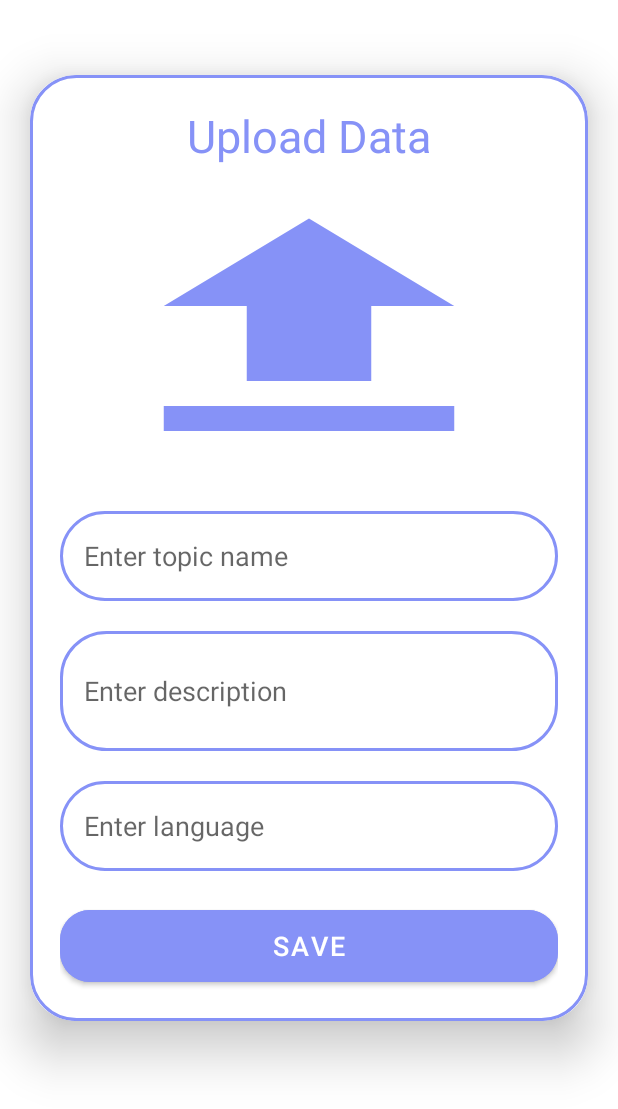
After one commit to centinna-l/firebase_auth, an Android app: the UploadActivity screen opened directly, with no data from a screen before it, on a phone screen of 412 x 824 dp. The commit adds this screen. Shown: the top 1109 px of the screen. Run offline under Robolectric (Android 15) with nearby library versions, the phone set to English and light mode, and no system bars; our stand-ins replace Firebase (no records; nobody signed in at launch, a user with empty details on screens opened directly).

Commit message:
file upload successfull

```diff
--- a/app/build.gradle
+++ b/app/build.gradle
@@ -38,6 +38,8 @@ dependencies {
     implementation 'com.google.android.gms:play-services-auth:20.4.1'
     implementation 'com.github.TutorialsAndroid:GButton:v1.0.19'
     implementation 'com.google.android.gms:play-services-auth:20.4.1'
+    implementation 'com.google.firebase:firebase-database:20.1.0'
+    implementation 'com.google.firebase:firebase-storage:20.1.0'
     testImplementation 'junit:junit:4.13.2'
     androidTestImplementation 'androidx.test.ext:junit:1.1.5'
     androidTestImplementation 'androidx.test.espresso:espresso-core:3.5.1'
--- /dev/null
+++ b/app/src/main/java/com/example/firebaseauth/UploadActivity.java
@@ -0,0 +1,134 @@
+package com.example.firebaseauth;
+
+import android.app.Activity;
+import android.app.AlertDialog;
+import android.content.Intent;
+import android.net.Uri;
+import android.os.Bundle;
+import android.view.View;
+import android.widget.Button;
+import android.widget.EditText;
+import android.widget.ImageView;
+import android.widget.Toast;
+
+import androidx.activity.result.ActivityResult;
+import androidx.activity.result.ActivityResultCallback;
+import androidx.activity.result.ActivityResultLauncher;
+import androidx.activity.result.contract.ActivityResultContracts;
+import androidx.annotation.NonNull;
+import androidx.appcompat.app.AppCompatActivity;
+
+import com.google.android.gms.tasks.OnCompleteListener;
+import com.google.android.gms.tasks.OnFailureListener;
+import com.google.android.gms.tasks.OnSuccessListener;
+import com.google.android.gms.tasks.Task;
+import com.google.firebase.database.FirebaseDatabase;
+import com.google.firebase.storage.FirebaseStorage;
+import com.google.firebase.storage.StorageReference;
+import com.google.firebase.storage.UploadTask;
+
+import java.text.SimpleDateFormat;
+import java.util.Date;
+
+public class UploadActivity extends AppCompatActivity {
+
+    private ImageView uploadImage;
+    private Button saveButton;
+    EditText uploadTopic, uploadDesc, uploadLang;
+    private String imageUrl;
+    Uri uri;
+
+    @Override
+    protected void onCreate(Bundle savedInstanceState) {
+        super.onCreate(savedInstanceState);
+        setContentView(R.layout.activity_upload);
+
+        uploadImage = findViewById(R.id.uploadImage);
+        uploadDesc = findViewById(R.id.uploadDesc);
+        uploadTopic = findViewById(R.id.uploadTopic);
+        uploadLang = findViewById(R.id.uploadLang);
+        saveButton = findViewById(R.id.saveButton);
+
+        ActivityResultLauncher<Intent> activityResultLauncher = registerForActivityResult(new ActivityResultContracts.StartActivityForResult(), new ActivityResultCallback<ActivityResult>() {
+            @Override
+            public void onActivityResult(ActivityResult result) {
+                if (result.getResultCode() == Activity.RESULT_OK) {
+                    Intent data = result.getData();
+                    uri = data.getData();
+                    uploadImage.setImageURI(uri);
+                } else {
+                    Toast.makeText(UploadActivity.this, "No Image Selected", Toast.LENGTH_SHORT).show();
+                }
+            }
+        });
+        uploadImage.setOnClickListener(new View.OnClickListener() {
+            @Override
+            public void onClick(View v) {
+                Intent photoPicker = new Intent(Intent.ACTION_PICK); // opens the interface to pick the image from the gallery.
+                photoPicker.setType("image/*");
+                activityResultLauncher.launch(photoPicker);
+            }
+        });
+        saveButton.setOnClickListener(new View.OnClickListener() {
+            @Override
+            public void onClick(View v) {
+                saveData();
+            }
+        });
+    }
+
+    public void saveData() {
+        StorageReference storageReference = FirebaseStorage.getInstance().getReference().child("Images").child(uri.getLastPathSegment());
+        AlertDialog.Builder builder = new AlertDialog.Builder(UploadActivity.this);
+        builder.setCancelable(false);
+        builder.setView(R.layout.progress_layout);
+        AlertDialog dialog = builder.create();
+        dialog.show();
+
+        // put the image to the firebase storage
+        storageReference.putFile(uri).addOnSuccessListener(new OnSuccessListener<UploadTask.TaskSnapshot>() {
+            @Override
+            public void onSuccess(UploadTask.TaskSnapshot taskSnapshot) {
+                Task<Uri> uriTask = taskSnapshot.getStorage().getDownloadUrl();
+                while (!uriTask.isComplete()) {
+                    Uri urlImage = uriTask.getResult();
+                    imageUrl = urlImage.toString().isEmpty() ? "" : urlImage.toString().trim();
+                    // upload the data to realtime database
+                    uploadData();
+                    dialog.dismiss();
+                    finish();
+                }
+            }
+        }).addOnFailureListener(new OnFailureListener() {
+            @Override
+            public void onFailure(@NonNull Exception e) {
+                dialog.dismiss();
+            }
+        });
+    }
+
+    public void uploadData() {
+        String title = uploadTopic.getText().toString();
+        String desc = uploadDesc.getText().toString();
+        String lang = uploadLang.getText().toString();
+        Data dataClass = new Data(title, desc, lang, imageUrl);
+        //We are changing the child from title to currentDate,
+        // because we will be updating title as well and it may affect child value.
+        String date = new SimpleDateFormat("dd-MM-yyyy").format(new Date());
+        FirebaseDatabase.getInstance().getReference("data").child(date)
+                .setValue(dataClass).addOnCompleteListener(new OnCompleteListener<Void>() {
+                    @Override
+                    public void onComplete(@NonNull Task<Void> task) {
+                        if (task.isSuccessful()) {
+                            Toast.makeText(UploadActivity.this, "Saved", Toast.LENGTH_LONG).show();
+
+                        }
+                    }
+                }).addOnFailureListener(new OnFailureListener() {
+                    @Override
+                    public void onFailure(@NonNull Exception e) {
+                        Toast.makeText(UploadActivity.this, e.getMessage().toString(), Toast.LENGTH_SHORT).show();
+                    }
+                });
+    }
+}
--- /dev/null
+++ b/app/src/main/res/drawable/add.xml
@@ -0,0 +1,5 @@
+<vector android:height="24dp" android:tint="#8692F7"
+    android:viewportHeight="24" android:viewportWidth="24"
+    android:width="24dp" xmlns:android="http://schemas.android.com/apk/res/android">
+    <path android:fillColor="@android:color/white" android:pathData="M19,13h-6v6h-2v-6H5v-2h6V5h2v6h6v2z"/>
+</vector>
--- /dev/null
+++ b/app/src/main/res/drawable/lavendar_border.xml
@@ -0,0 +1,7 @@
+<?xml version="1.0" encoding="utf-8"?>
+<shape xmlns:android="http://schemas.android.com/apk/res/android">
+    <stroke
+        android:width="2dp"
+        android:color="@color/lavender" />
+    <corners android:radius="30dp" />
+</shape>
--- /dev/null
+++ b/app/src/main/res/drawable/uploading.xml
@@ -0,0 +1,10 @@
+<vector xmlns:android="http://schemas.android.com/apk/res/android"
+    android:width="24dp"
+    android:height="24dp"
+    android:tint="#8692F7"
+    android:viewportWidth="24"
+    android:viewportHeight="24">
+    <path
+        android:fillColor="@android:color/white"
+        android:pathData="M5,20h14v-2H5V20zM5,10h4v6h6v-6h4l-7,-7L5,10z" />
+</vector>
--- /dev/null
+++ b/app/src/main/res/layout/activity_upload.xml
@@ -0,0 +1,89 @@
+<?xml version="1.0" encoding="utf-8"?>
+<ScrollView xmlns:android="http://schemas.android.com/apk/res/android"
+    xmlns:app="http://schemas.android.com/apk/res-auto"
+    android:layout_width="match_parent"
+    android:layout_height="match_parent"
+    android:orientation="vertical">
+
+    <androidx.cardview.widget.CardView
+        android:layout_width="match_parent"
+        android:layout_height="wrap_content"
+        android:layout_marginStart="20dp"
+        android:layout_marginTop="50dp"
+        android:layout_marginEnd="20dp"
+        app:cardCornerRadius="30dp"
+        app:cardElevation="20dp">
+
+        <LinearLayout
+            android:layout_width="match_parent"
+            android:layout_height="wrap_content"
+            android:layout_gravity="center_horizontal"
+            android:background="@drawable/lavendar_border"
+            android:orientation="vertical"
+            android:padding="20dp">
+
+            <TextView
+                android:layout_width="match_parent"
+                android:layout_height="wrap_content"
+                android:text="Upload Data"
+                android:textAlignment="center"
+                android:textColor="@color/lavender"
+                android:textSize="30sp" />
+
+            <ImageView
+                android:id="@+id/uploadImage"
+                android:layout_width="match_parent"
+                android:layout_height="200dp"
+                android:layout_marginTop="10dp"
+                android:scaleType="fitXY"
+                android:src="@drawable/uploading" />
+
+            <EditText
+                android:id="@+id/uploadTopic"
+                android:layout_width="match_parent"
+                android:layout_height="60dp"
+                android:layout_marginTop="20dp"
+                android:background="@drawable/lavendar_border"
+                android:gravity="start|center_vertical"
+                android:hint="Enter topic name"
+                android:padding="16dp"
+                android:textColor="@color/lavender" />
+
+            <EditText
+                android:id="@+id/uploadDesc"
+                android:layout_width="match_parent"
+                android:layout_height="80dp"
+                android:layout_marginTop="20dp"
+                android:background="@drawable/lavendar_border"
+                android:gravity="start|center_vertical"
+                android:hint="Enter description"
+                android:padding="16dp"
+                android:textColor="@color/lavender" />
+
+            <EditText
+                android:id="@+id/uploadLang"
+                android:layout_width="match_parent"
+                android:layout_height="60dp"
+                android:layout_marginTop="20dp"
+                android:background="@drawable/lavendar_border"
+                android:gravity="start|center_vertical"
+                android:hint="Enter language"
+                android:padding="16dp"
+                android:textColor="@color/lavender" />
+
+            <Button
+                android:id="@+id/saveButton"
+                android:layout_width="match_parent"
+                android:layout_height="60dp"
+                android:layout_marginTop="20dp"
+                android:backgroundTint="@color/lavender"
+                android:text="Save"
+                android:textSize="18sp"
+                app:cornerRadius="20dp" />
+
+        </LinearLayout>
+
+
+    </androidx.cardview.widget.CardView>
+
+</ScrollView>
```
Also changed, not shown: app/src/main/AndroidManifest.xml (+8 -2 lines), app/src/main/java/com/example/firebaseauth/Data.java (added, +57 -0 lines), app/src/main/java/com/example/firebaseauth/MainActivity.java (+9 -15 lines), app/src/main/res/layout/activity_main.xml (+13 -0 lines), app/src/main/res/layout/progress_layout.xml (added, +22 -0 lines).
